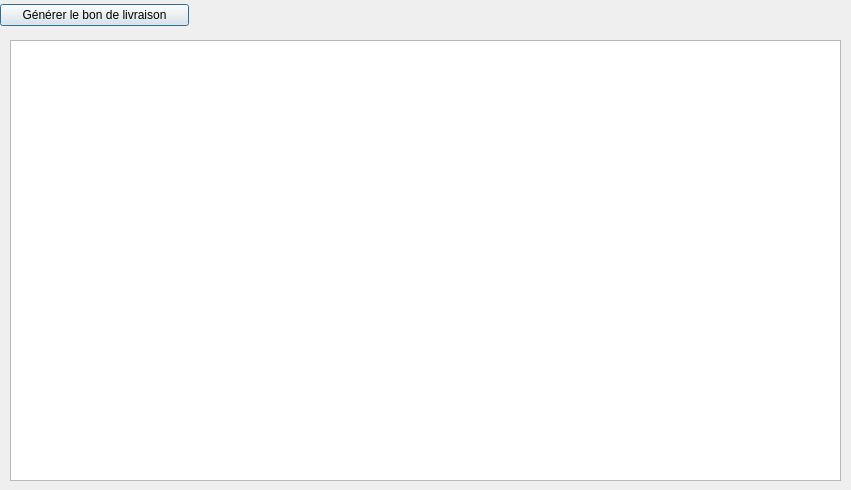
This is form/FormBonLivraison.ui in Alt68719/projet_achats as Qt 5 draws it before an edit. The edited form follows.
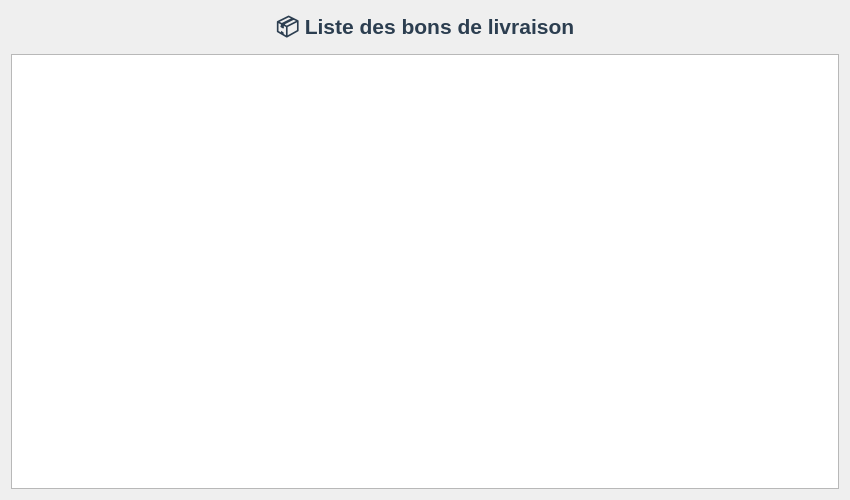
This is the edited form.

Patch:
```diff
--- a/form/FormBonLivraison.ui
+++ b/form/FormBonLivraison.ui
@@ -6,42 +6,47 @@
    <rect>
     <x>0</x>
     <y>0</y>
-    <width>851</width>
-    <height>490</height>
+    <width>850</width>
+    <height>500</height>
    </rect>
   </property>
   <property name="windowTitle">
    <string>Générer Bon de Livraison</string>
   </property>
-  <widget class="QWidget" name="verticalLayoutWidget">
-   <property name="geometry">
-    <rect>
-     <x>0</x>
-     <y>0</y>
-     <width>189</width>
-     <height>31</height>
-    </rect>
-   </property>
-   <layout class="QVBoxLayout" name="verticalLayout">
+  <layout class="QVBoxLayout" name="verticalLayoutMain">
+
     <item>
-     <widget class="QPushButton" name="btnGenerer">
+    <widget class="QLabel" name="labelTitre">
       <property name="text">
-       <string>Générer le bon de livraison</string>
+      <string>📦 Liste des bons de livraison</string>
+     </property>
+     <property name="alignment">
+      <set>Qt::AlignCenter</set>
+     </property>
+     <property name="styleSheet">
+      <string notr="true">font-size: 16pt; font-weight: bold; color: #2c3e50;</string>
       </property>
      </widget>
     </item>
-   </layout>
-  </widget>
+
+   <item>
   <widget class="QTableView" name="tableView">
-   <property name="geometry">
-    <rect>
-     <x>10</x>
-     <y>40</y>
-     <width>831</width>
-     <height>441</height>
-    </rect>
-   </property>
-  </widget>
+     <property name="editTriggers">
+      <set>QAbstractItemView::NoEditTriggers</set>
+     </property>
+     <property name="selectionBehavior">
+      <enum>QAbstractItemView::SelectRows</enum>
+     </property>
+     <property name="alternatingRowColors">
+      <bool>true</bool>
+     </property>
+     <property name="sortingEnabled">
+      <bool>true</bool>
+     </property>
+    </widget>
+   </item>
+
+  </layout>
  </widget>
  <resources/>
  <connections/>
```
Left out of the diff: 2 changed lines with no effect on the pictures. Lines whose indentation alone changed are shown as unchanged.
